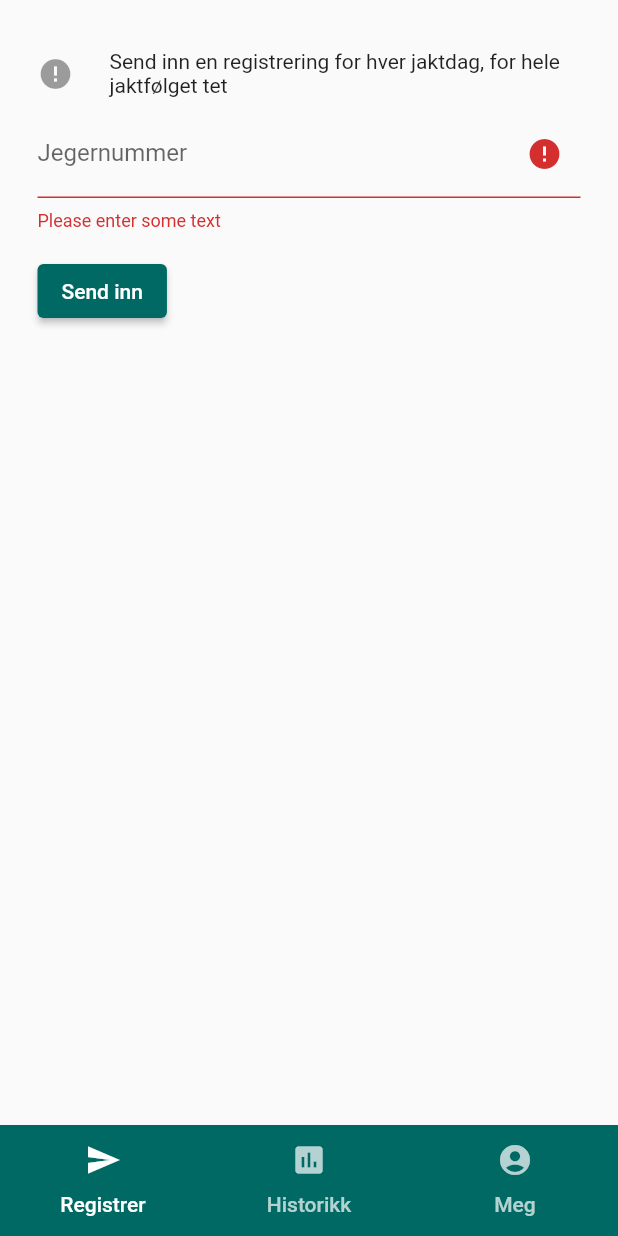
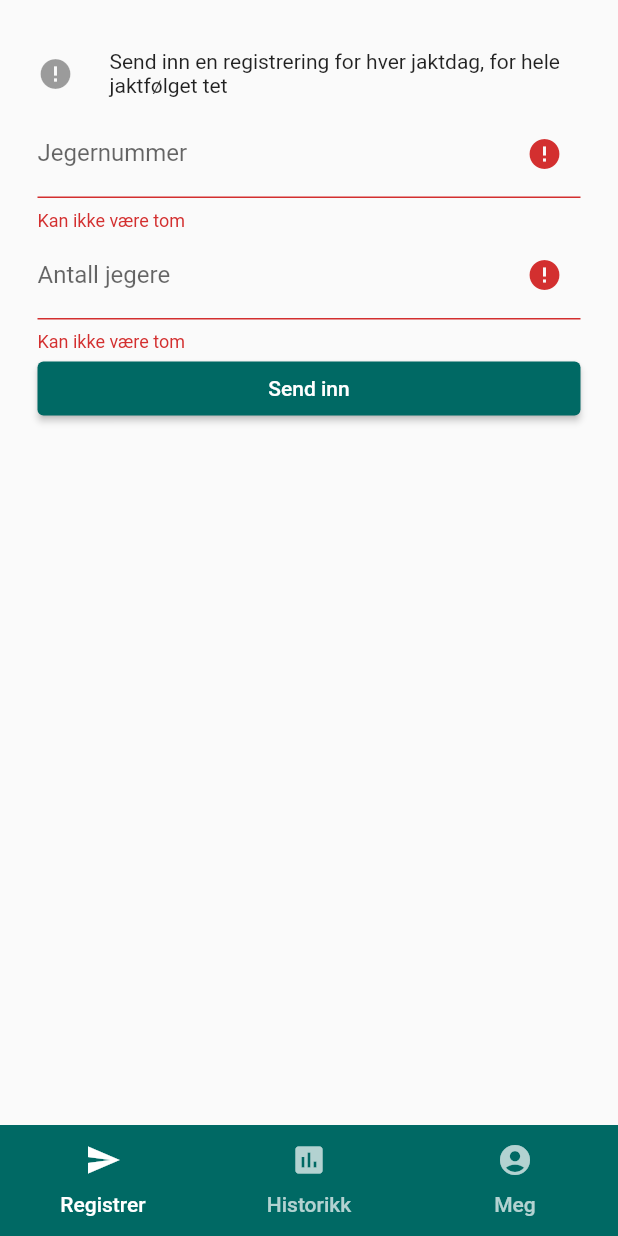
Before and after one commit to magnusgeriksson/gasejakt, a Flutter app: the screen it shows after launch, after a tap on "Send inn", on a phone screen of 412 x 824 dp. Run offline on Flutter 3.47's test engine with Material 2 defaults, Android fonts, the light colour scheme and no system bars; our stand-ins replace get_it.

Commit message:
text form widget

```diff
--- a/lib/ui/screens/register_screen.dart
+++ b/lib/ui/screens/register_screen.dart
@@ -1,7 +1,6 @@
 import 'package:flutter/material.dart';
 import 'package:gasejakt/business_logic/view_models/register_viewmodel.dart';
 import 'package:gasejakt/services/service_locator.dart';
-import 'package:provider/provider.dart';
 
 class RegisterScreen extends StatefulWidget {
   @override
@@ -11,8 +10,11 @@ class RegisterScreen extends StatefulWidget {
 class _RegisterState extends State<RegisterScreen> {
   RegisterViewModel viewModel = serviceLocator<RegisterViewModel>();
   final _formKey = GlobalKey<FormState>();
+  final _formFieldKey = GlobalKey<FormFieldState>();
   var testIcon = Icon(Icons.done);
   var testIcon2 = Icon(Icons.send);
+  final _antallJegereController = TextEditingController();
+  final _jegerNummerController = TextEditingController();
 
   @override
   void initState() {
@@ -20,14 +22,20 @@ class _RegisterState extends State<RegisterScreen> {
     super.initState();
   }
 
-  // bool _isValid = true;
+  _printLatestValue() {
+    print("Second text field: ${myController.text}");
+  }
 
-  void _toggleValidator(bool valid) {
+  bool _isValid = true;
+
+  void _toggleValidator() {
     setState(() {
-      // _isValid = valid;
+      _isValid = _formKey?.currentState?.validate();
     });
   }
+
   final myController = TextEditingController();
+
   @override
   Widget build(BuildContext context) {
     // Build a Form widget using the _formKey created above.
@@ -55,31 +63,24 @@ class _RegisterState extends State<RegisterScreen> {
                   ),
                 ],
               ),
-              TextFormField(
-                decoration: InputDecoration(
-                    labelText: 'Jegernummer',
-                    suffixIcon: ((_formKey?.currentState?.validate() ?? false)
-                        ? Icon(Icons.done)
-                        : Icon(Icons.error))),
-                validator: (value) {
-                  if (value.isEmpty) {
-                    return 'Please enter some text';
-                  }
-                  return null;
-                },
-                controller: myController,
-                onChanged: (text){
-                  _toggleValidator(_formKey?.currentState?.validate());
-                  // _formKey.currentState.validate();
-                } ,
+              TextFieldState(
+                controller: _jegerNummerController,
+                formKey: _formKey,
+                label: "Jegernummer",
+                validatorText: "Kan ikke være tom",
+              ),   TextFieldState(
+                controller: _antallJegereController,
+                formKey: _formKey,
+                label: "Antall jegere",
+                validatorText: "Kan ikke være tom",
               ),
-              Padding(
-                padding: const EdgeInsets.symmetric(vertical: 16.0),
+              SizedBox(
+                width: double.infinity,
                 child: ElevatedButton(
                   onPressed: () {
                     // Validate returns true if the form is valid, or false
                     // otherwise.
-                    _toggleValidator(_formKey.currentState.validate());
+                    _toggleValidator();
 
                     if (_formKey.currentState.validate()) {
                       // If the form is valid, display a Snackbar.
@@ -95,3 +96,57 @@ class _RegisterState extends State<RegisterScreen> {
         ));
   }
 }
+
+class TextFieldState extends StatefulWidget {
+  final TextEditingController controller;
+  final GlobalKey<FormState> formKey;
+  final String label;
+  final String validatorText;
+
+  const TextFieldState(
+      {Key key, this.controller, this.formKey, this.label, this.validatorText})
+      : super(key: key);
+
+  @override
+  _TextFieldStateState createState() => _TextFieldStateState();
+}
+
+class _TextFieldStateState extends State<TextFieldState> {
+  final _formFieldKey = GlobalKey<FormFieldState>();
+  var isValidated = false;
+
+  @override
+  Widget build(BuildContext context) {
+    void toggleValidated() {
+      setState(() {
+        isValidated = _formFieldKey?.currentState?.validate() ??
+            false || widget?.formKey?.currentState?.validate() ??
+            false;
+      });
+    }
+
+    return Container(
+        // color: Colors.orange,
+        // ...
+        child: TextFormField(
+      key: _formFieldKey,
+      keyboardType: TextInputType.text,
+      controller: widget.controller,
+      decoration: InputDecoration(
+          labelText: widget.label,
+          suffixIcon: isValidated ? Icon(Icons.done) : Icon(Icons.error),
+          focusedBorder: OutlineInputBorder(
+              borderSide: BorderSide(color: Colors.grey, width: 1.0),
+              borderRadius: BorderRadius.circular(5.0))),
+      validator: (value) {
+        if (value.isEmpty) {
+          return widget.validatorText;
+        }
+        return null;
+      },
+      onChanged: (text) {
+        toggleValidated();
+      },
+    ));
+  }
+}
```
